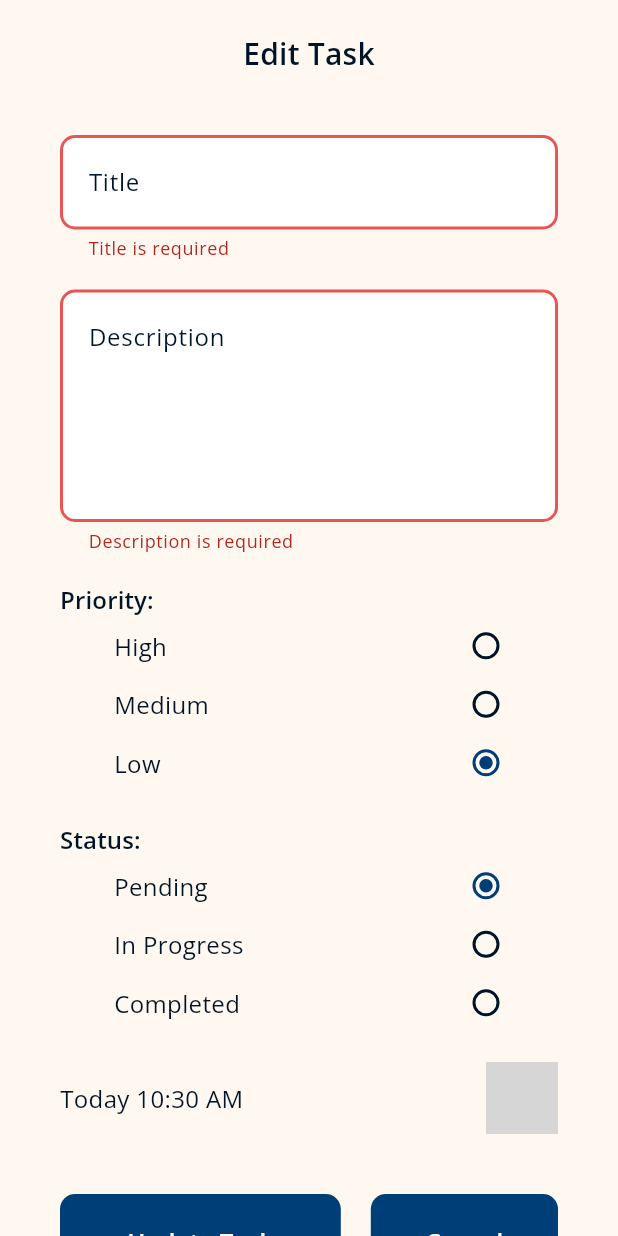
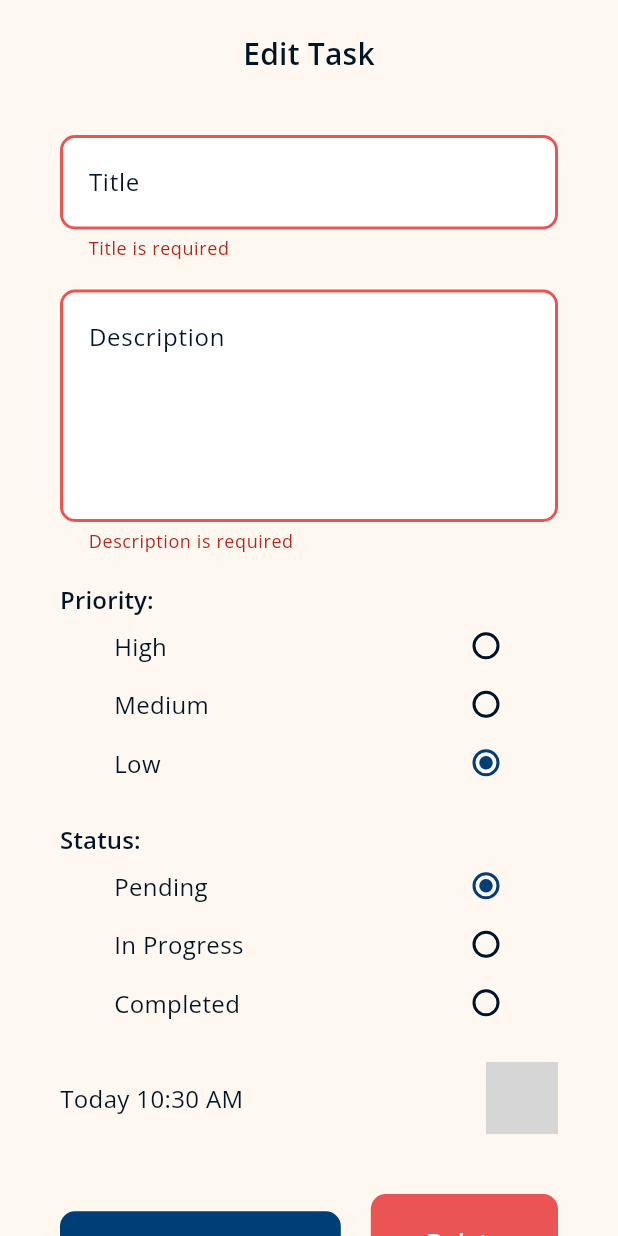
Before and after one commit to B-Fabrice/task_manager, a Flutter app: the EditTaskModal widget shown alone on an empty page, opened directly with empty values, after a tap on "Edit Task", after a tap on "Update Task", on a phone screen of 412 x 824 dp. Run offline on Flutter 3.47's test engine with Material 3 defaults, Android fonts, the phone set to English and light mode, and no system bars; drawn by our look-alikes of modal_progress_hud_nsn; our stand-ins replace cached_network_image, cloud_firestore, firebase_auth, firebase_core, firebase_messaging, flutter_local_notifications and 3 more; missing offline and left inert: iconify_design; accounts and stored records are empty; grey boxes are pictures that could not be loaded.

```diff
--- a/lib/widgets/app_button.dart
+++ b/lib/widgets/app_button.dart
@@ -7,7 +7,7 @@ class AppButton extends StatelessWidget {
   final bool disabled;
   final bool loading;
   final Color color;
-  final Color background;
+  final Color? background;
   final bool rounded;
   final Widget? prefix;
   final void Function()? onTap;
@@ -17,7 +17,7 @@ class AppButton extends StatelessWidget {
     this.disabled = false,
     this.loading = false,
     this.color = white,
-    this.background = secondary,
+    this.background,
     this.rounded = false,
     this.prefix,
     this.onTap,
@@ -34,7 +34,8 @@ class AppButton extends StatelessWidget {
             width: double.infinity,
             duration: const Duration(milliseconds: 300),
             decoration: BoxDecoration(
-              color: primary.withValues(alpha: disabled ? 0.6 : 1),
+              color:
+                  background ?? primary.withValues(alpha: disabled ? 0.6 : 1),
               borderRadius: BorderRadius.circular(
                 rounded ? roundRadius : borderRadius,
               ),
```
Also changed, not shown: lib/modals/edit_task_modal.dart (+22 -4 lines), lib/screens/app/home.dart (+22 -2 lines).
